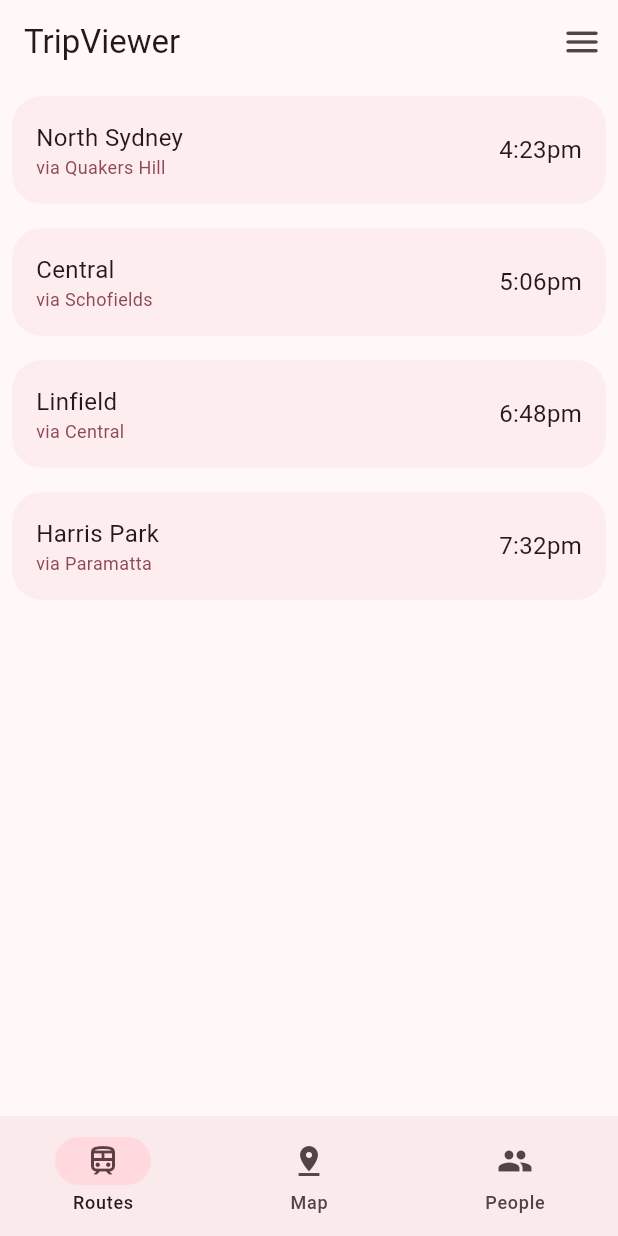
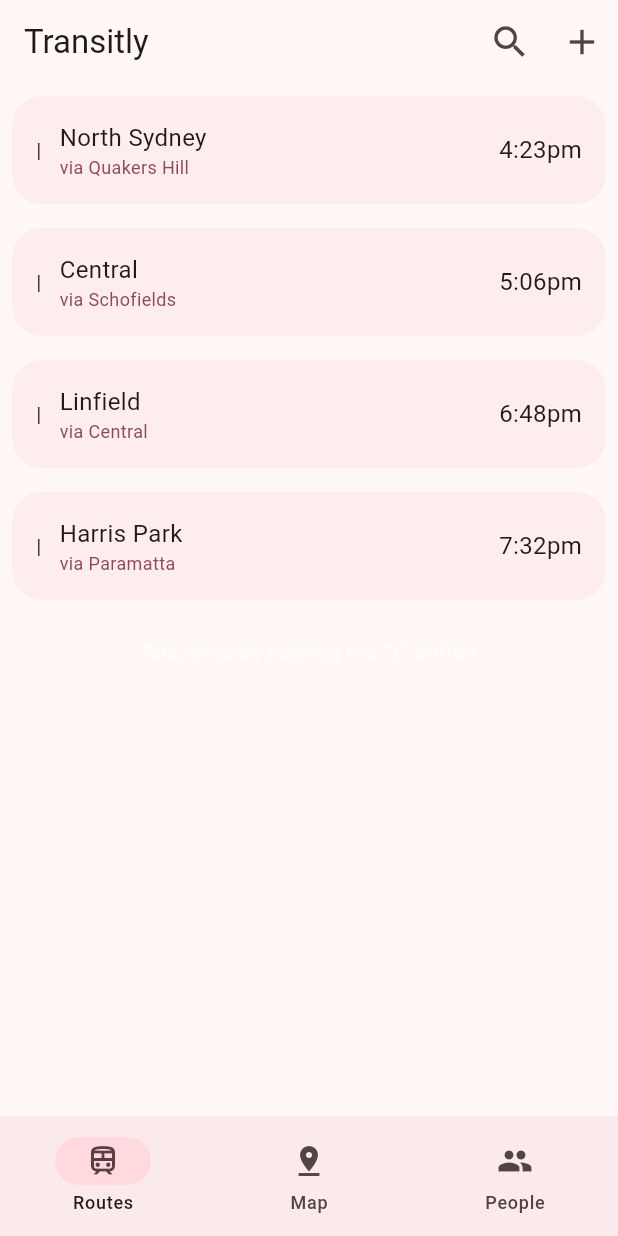
Before and after one commit to brynblack/tripviewer, a Flutter app: the screen it shows after launch, on a phone screen of 412 x 824 dp. Run offline on Flutter 3.47's test engine with Material 3 defaults, Android fonts, the light colour scheme and no system bars; drawn by our look-alikes of dynamic_color.

Commit message:
docs: renamed to Transitly

```diff
--- a/lib/main.dart
+++ b/lib/main.dart
@@ -2,10 +2,10 @@
 import 'package:flutter/material.dart';
 import 'package:flutter/services.dart';
 
-void main() => runApp(const TripViewer());
+void main() => runApp(const Transitly());
 
-class TripViewer extends StatelessWidget {
-  const TripViewer({super.key});
+class Transitly extends StatelessWidget {
+  const Transitly({super.key});
 
   static final _defaultLightColorScheme = ColorScheme.fromSeed(
       seedColor: Colors.pink, brightness: Brightness.light);
@@ -17,7 +17,7 @@
   Widget build(BuildContext context) {
     return DynamicColorBuilder(builder: (lightColorScheme, darkColorScheme) {
       return MaterialApp(
-        title: 'TripViewer',
+        title: 'Transitly',
         theme: ThemeData(
             colorScheme: lightColorScheme ?? _defaultLightColorScheme,
             useMaterial3: true),
@@ -25,6 +25,7 @@
             colorScheme: darkColorScheme ?? _defaultDarkColorScheme,
             useMaterial3: true),
         home: const HomePage(),
+        debugShowCheckedModeBanner: false,
       );
     });
   }
@@ -37,8 +38,8 @@
   State<HomePage> createState() => _HomePageState();
 }
 
-class TripCard extends StatelessWidget {
-  const TripCard(
+class RouteCard extends StatelessWidget {
+  const RouteCard(
       {super.key, required this.to, required this.from, required this.time});
 
   final String to, from, time;
@@ -55,7 +56,12 @@
             child: Row(
               mainAxisAlignment: MainAxisAlignment.spaceBetween,
               children: [
-                Column(crossAxisAlignment: CrossAxisAlignment.start, children: [
+                Row(children: [
+                  const Padding(
+                      padding: EdgeInsets.only(right: 12), child: Text('|')),
+                  Column(
+                      crossAxisAlignment: CrossAxisAlignment.start,
+                      children: [
                         Text(
                           to,
                           style: const TextStyle(fontSize: 16),
@@ -67,6 +73,7 @@
                             color: Theme.of(context).colorScheme.primary,
                           ),
                         ),
+                      ])
                 ]),
                 Text(
                   time,
@@ -100,42 +107,56 @@
     SystemChrome.setEnabledSystemUIMode(SystemUiMode.edgeToEdge);
     return Scaffold(
       appBar: AppBar(
-        title: const Text('TripViewer'),
+        title: const Text('Transitly'),
         actions: [
           IconButton(
-            icon: const Icon(Icons.menu_rounded),
+            icon: const Icon(Icons.search),
             tooltip: 'Options',
+            iconSize: 28.0,
+            onPressed: () => {},
+          ),
+          IconButton(
+            icon: const Icon(Icons.add),
+            tooltip: 'Add',
             iconSize: 28.0,
             onPressed: () => {},
           )
         ],
-        systemOverlayStyle: const SystemUiOverlayStyle(
+        systemOverlayStyle: SystemUiOverlayStyle(
             statusBarColor: Colors.transparent,
+            statusBarIconBrightness:
+                Theme.of(context).brightness == Brightness.dark
+                    ? Brightness.light
+                    : Brightness.dark,
             systemNavigationBarColor: Colors.transparent),
       ),
       body: <Widget>[
         ListView(
           children: const [
-            TripCard(
+            RouteCard(
               to: 'North Sydney',
               from: 'Quakers Hill',
               time: '4:23pm',
             ),
-            TripCard(
+            RouteCard(
               to: 'Central',
               from: 'Schofields',
               time: '5:06pm',
             ),
-            TripCard(
+            RouteCard(
               to: 'Linfield',
               from: 'Central',
               time: '6:48pm',
             ),
-            TripCard(
+            RouteCard(
               to: 'Harris Park',
               from: 'Paramatta',
               time: '7:32pm',
             ),
+            Center(
+                child: Padding(
+                    padding: EdgeInsets.all(16),
+                    child: Text('Add more by tapping the "+" button', style: TextStyle(color: Colors.white54),)))
           ],
         ),
         const Text('insert map here'),
--- a/pubspec.yaml
+++ b/pubspec.yaml
@@ -1,5 +1,5 @@
-name: tripviewer
-description: "Plan, share and find routes to your next destination."
+name: transitly
+description: "Find, plan and share routes to your next destination."
 # The following line prevents the package from being accidentally published to
 # pub.dev using `flutter pub publish`. This is preferred for private packages.
 publish_to: 'none' # Remove this line if you wish to publish to pub.dev
```
Also changed, not shown: 18 other files. Lines whose indentation alone changed are shown as unchanged.
